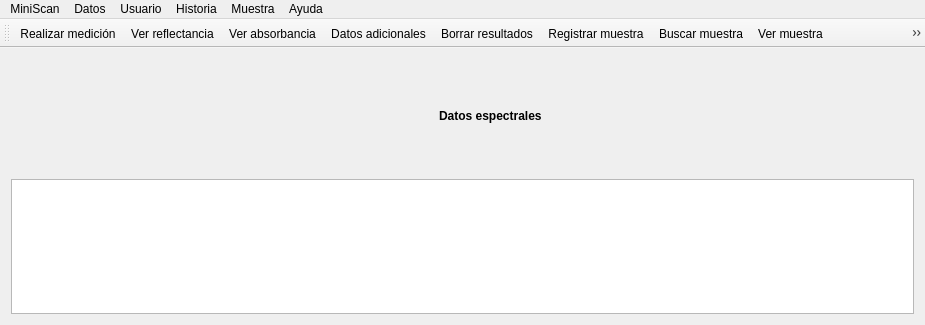
The window that mainwindow.ui (Gabnz/Spectrasoft) describes before a commit, drawn with Qt 5.
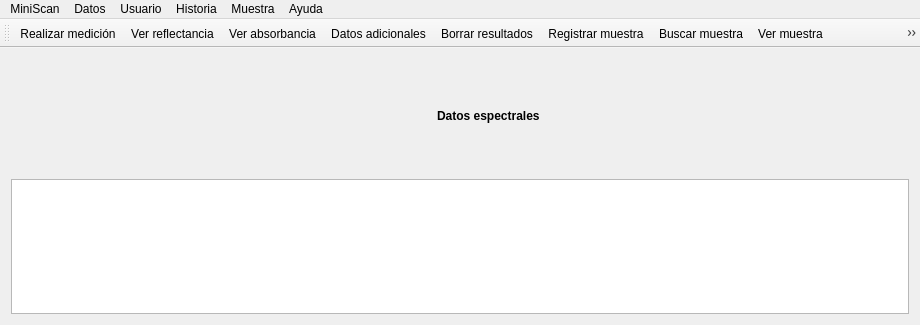
The same window after the commit. Icons and pictures are not drawn.

What changed in the file:
```diff
--- a/mainwindow.ui
+++ b/mainwindow.ui
@@ -6,7 +6,7 @@
    <rect>
     <x>0</x>
     <y>0</y>
-    <width>925</width>
+    <width>920</width>
     <height>325</height>
    </rect>
   </property>
@@ -180,7 +180,7 @@
     <rect>
      <x>0</x>
      <y>0</y>
-     <width>925</width>
+     <width>920</width>
      <height>21</height>
     </rect>
    </property>
```
